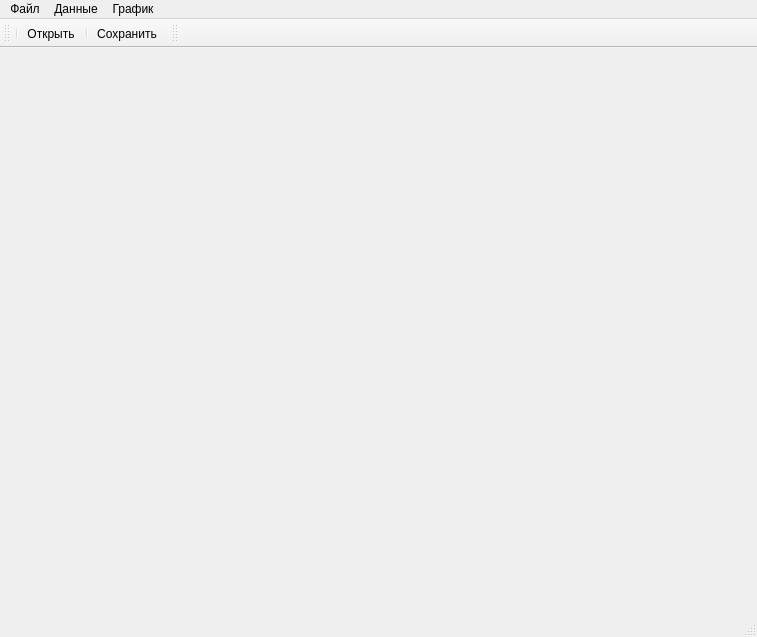
Before: the Qt Designer form graphicsdoc.ui in SukhoiRU/Graphics, drawn with Qt 5.
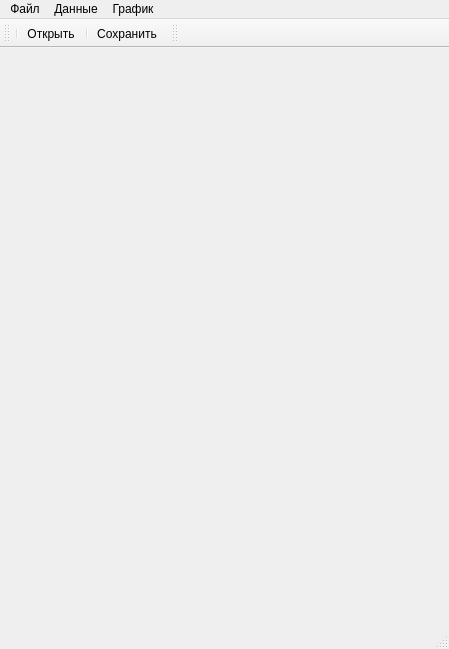
After: the same form once the commit is applied. Icons and pictures are not drawn. Custom widgets are drawn as their Qt base class.

```diff
--- a/graphicsdoc.ui
+++ b/graphicsdoc.ui
@@ -6,8 +6,8 @@
    <rect>
     <x>0</x>
     <y>0</y>
-    <width>757</width>
-    <height>637</height>
+    <width>449</width>
+    <height>649</height>
    </rect>
   </property>
   <property name="windowTitle">
@@ -251,7 +251,7 @@
     <rect>
      <x>0</x>
      <y>0</y>
-     <width>757</width>
+     <width>449</width>
      <height>21</height>
     </rect>
    </property>
@@ -362,6 +362,11 @@
    <extends>QWidget</extends>
    <header>graphicsview.h</header>
   </customwidget>
+  <customwidget>
+   <class>LocatorView</class>
+   <extends>QTreeView</extends>
+   <header>Dialogs/locator_view.h</header>
+  </customwidget>
  </customwidgets>
  <resources>
   <include location="graphics.qrc"/>
```
Left out of the diff: 162 changed lines with no effect on the pictures.
